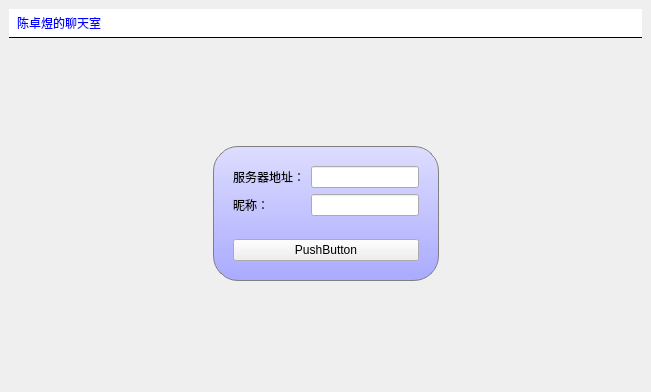
Qt form ChatClient/mainwindow.ui (themiss0/exp4) before a commit.
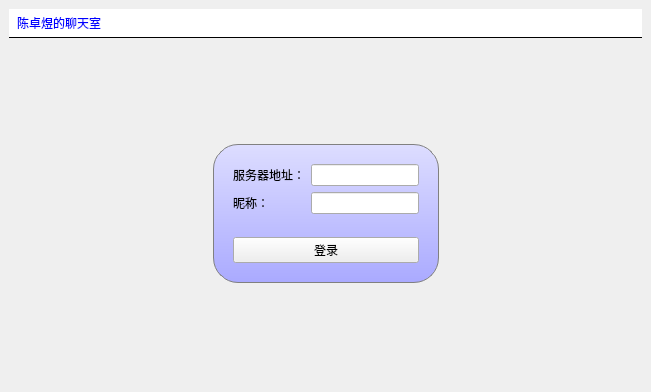
The same form after that commit. The open tabs and pages were chosen to show the change.

Commit message: 完成了双端的界面设计

```diff
--- a/ChatClient/mainwindow.ui
+++ b/ChatClient/mainwindow.ui
@@ -155,7 +155,7 @@
            <item>
             <widget class="QPushButton" name="pushButton">
              <property name="text">
-              <string>PushButton</string>
+              <string>登录</string>
              </property>
             </widget>
            </item>
```
Left out of the diff: 16 changed lines with no effect on the pictures. The commit also changes 2 other files.
